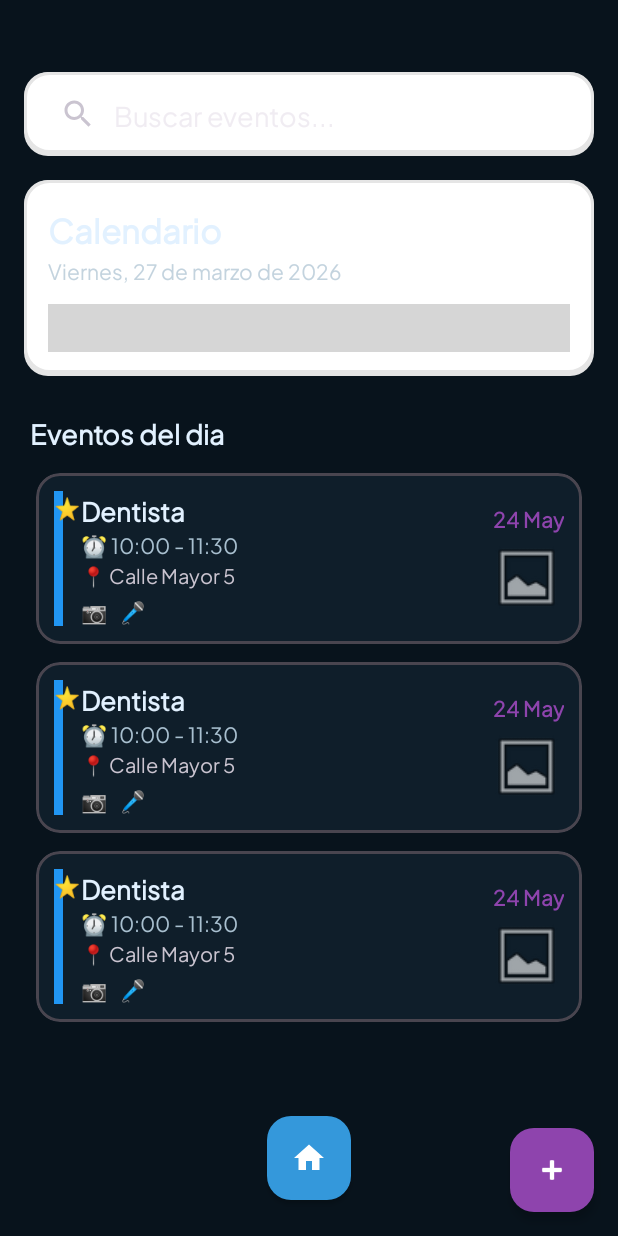
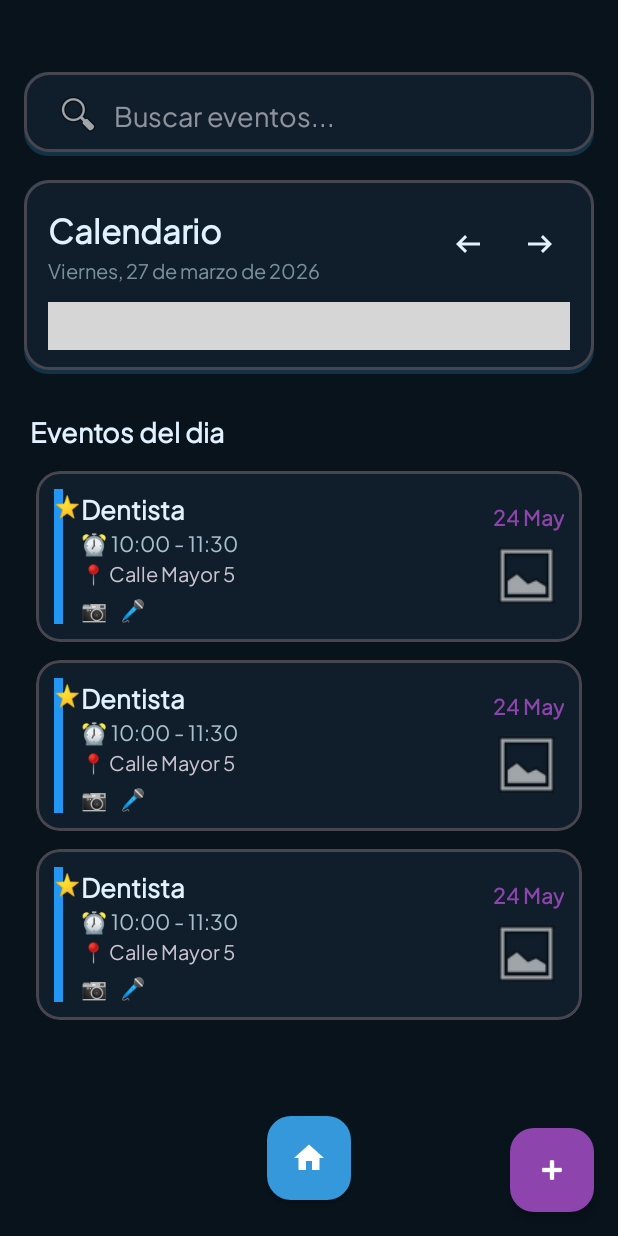
Before and after one commit to Rabenn/DiaCero, an Android app: the layout fragment_calendario.xml on its own in the app's theme, with its tools: preview values and no code run, on a phone screen of 412 x 824 dp. Run offline under Robolectric (Android 15) with nearby library versions, the phone set to English and light mode, and no system bars; plain views replace MaterialCalendarView; grey boxes are pictures that could not be loaded.

Commit message:
FEAT: EModo oscuro de calendario y eventos mejorados

```diff
--- a/app/src/main/java/com/unaiIgorRuben/diacero/ui/calendario/CalendarioFragment.kt
+++ b/app/src/main/java/com/unaiIgorRuben/diacero/ui/calendario/CalendarioFragment.kt
@@ -113,25 +113,37 @@ class CalendarioFragment : Fragment() {
     /**
      * Configura el aspecto visual del calendario siguiendo la línea de Duolingo
      */
+    /**
+     * Configura el aspecto visual del calendario siguiendo la línea de Duolingo
+     */
     private fun setupCalendarVisuals() {
         binding.calendarView.apply {
-            // 1. Tipografía: Usar el estilo definido con brand_font y números grandes
+            // 1. Tipografía Duolingo
             setDateTextAppearance(R.style.DuoCalendarNumbers)
             setWeekDayTextAppearance(R.style.DuoCalendarNumbers)
-            setHeaderTextAppearance(R.style.DuoCalendarNumbers)
 
-            // 2. Colores de marca
-            selectionColor = ContextCompat.getColor(requireContext(), R.color.brand_purple)
+            // USO DE MÉTODOS (set...) para evitar errores de compilación
+            setTopbarVisible(false)
 
-            // 3. Espaciado y visibilidad (más aire para que parezca un Dashboard)
+            // 2. Otros ajustes
+            // Usamos setSelectionColor en lugar de la propiedad directa
+            setSelectionColor(ContextCompat.getColor(requireContext(), R.color.brand_purple))
+
             setTileHeightDp(52)
             showOtherDates = MaterialCalendarView.SHOW_ALL
+        }
 
-            // 4. Flechas personalizadas (opcional, si tienes los iconos)
-            setLeftArrow(R.drawable.ic_arrow_left)
-            setRightArrow(R.drawable.ic_arrow_right)
+        // 3. Botones manuales
+        // Si estos siguen en ROJO, ve al Paso 2
+        binding.btnCalendarPrev.setOnClickListener {
+            binding.calendarView.goToPrevious()
+        }
+
+        binding.btnCalendarNext.setOnClickListener {
+            binding.calendarView.goToNext()
         }
     }
+
 
     private fun setupSearchView() {
         binding.searchViewEventos.setOnQueryTextListener(object : SearchView.OnQueryTextListener {
--- a/app/src/main/res/drawable/bg_duo_card.xml
+++ b/app/src/main/res/drawable/bg_duo_card.xml
@@ -1,18 +1,21 @@
 <?xml version="1.0" encoding="utf-8"?>
 <layer-list xmlns:android="http://schemas.android.com/apk/res/android">
-    <!-- El "borde" o profundidad inferior de 2px -->
+    <!-- El "borde" o profundidad inferior -->
     <item>
         <shape android:shape="rectangle">
             <corners android:radius="16dp" />
-            <solid android:color="#E5E5E5" />
+            <!-- Usa el color de variante de superficie del tema (gris oscuro en noche) -->
+            <solid android:color="?attr/colorSurfaceVariant" />
         </shape>
     </item>
-    <!-- El fondo blanco principal, desplazado 2px hacia arriba para crear el efecto -->
-    <item android:bottom="2dp">
+
+    <!-- El fondo principal -->
+    <item android:bottom="3dp">
         <shape android:shape="rectangle">
             <corners android:radius="16dp" />
-            <solid android:color="#FFFFFF" />
-            <stroke android:width="2dp" android:color="#E5E5E5" />
+            <!-- Usa colorSurface para que sea blanco en día y gris casi negro en noche -->
+            <solid android:color="?attr/colorSurface" />
+            <stroke android:width="2dp" android:color="?attr/colorOutlineVariant" />
         </shape>
     </item>
 </layer-list>
--- /dev/null
+++ b/app/src/main/res/drawable/ic_search.xml
@@ -0,0 +1,10 @@
+<vector xmlns:android="http://schemas.android.com/apk/res/android"
+    android:width="24dp"
+    android:height="24dp"
+    android:viewportWidth="24"
+    android:viewportHeight="24"
+    android:tint="?attr/colorControlNormal">
+    <path
+        android:fillColor="@android:color/white"
+        android:pathData="M15.5,14h-0.79l-0.28,-0.27C15.41,12.59 16,11.11 16,9.5 16,5.91 13.09,3 9.5,3S3,5.91 3,9.5 5.91,16 9.5,16c1.61,0 3.09,-0.59 4.23,-1.57l0.27,0.28v0.79l5,4.99L20.49,19l-4.99,-5zM9.5,14C7.01,14 5,11.99 5,9.5S7.01,5 9.5,5 14,7.01 14,9.5 11.99,14 9.5,14z"/>
+</vector>
--- a/app/src/main/res/layout/fragment_calendario.xml
+++ b/app/src/main/res/layout/fragment_calendario.xml
@@ -36,7 +36,8 @@
                     android:layout_weight="1"
                     app:iconifiedByDefault="false"
                     app:queryBackground="@android:color/transparent"
-                    app:queryHint="@string/buscar_eventos" />
+                    app:queryHint="@string/buscar_eventos"
+                    app:searchIcon="@android:drawable/ic_menu_search" />
 
                 <Spinner
                     android:id="@+id/spinnerTipoFiltro"
@@ -49,7 +50,7 @@
             </LinearLayout>
         </FrameLayout>
 
-        <!-- 2. Card del Calendario con bordes sólidos de 2px -->
+        <!-- 2. Card del Calendario -->
         <LinearLayout
             android:id="@+id/cardCalendarioContainer"
             android:layout_width="match_parent"
@@ -57,6 +58,17 @@
             android:background="@drawable/bg_duo_card"
             android:orientation="vertical"
             android:padding="16dp">
+
+            <RelativeLayout
+                android:layout_width="match_parent"
+                android:layout_height="wrap_content">
+
+                <LinearLayout
+                    android:layout_width="wrap_content"
+                    android:layout_height="wrap_content"
+                    android:layout_alignParentStart="true"
+                    android:orientation="vertical"
+                    android:layout_toStartOf="@+id/layoutArrows">
 
                     <TextView
                         android:id="@+id/tvTituloCalendario"
@@ -75,9 +87,39 @@
                         android:layout_marginTop="2dp"
                         android:fontFamily="@font/brand_font"
                         android:textColor="?attr/colorOnSurfaceVariant"
-                android:textSize="14sp"
+                        android:textSize="13sp"
                         android:alpha="0.7"
                         tools:text="Viernes, 27 de marzo de 2026" />
+                </LinearLayout>
+
+                <LinearLayout
+                    android:id="@+id/layoutArrows"
+                    android:layout_width="wrap_content"
+                    android:layout_height="wrap_content"
+                    android:layout_alignParentEnd="true"
+                    android:layout_centerVertical="true"
+                    android:orientation="horizontal">
+
+                    <ImageView
+                        android:id="@+id/btnCalendarPrev"
+                        android:layout_width="40dp"
+                        android:layout_height="40dp"
+                        android:background="?attr/selectableItemBackgroundBorderless"
+                        android:padding="8dp"
+                        android:src="@drawable/ic_arrow_left"
+                        app:tint="?attr/colorOnSurface" />
+
+                    <ImageView
+                        android:id="@+id/btnCalendarNext"
+                        android:layout_width="40dp"
+                        android:layout_height="40dp"
+                        android:layout_marginStart="8dp"
+                        android:background="?attr/selectableItemBackgroundBorderless"
+                        android:padding="8dp"
+                        android:src="@drawable/ic_arrow_right"
+                        app:tint="?attr/colorOnSurface" />
+                </LinearLayout>
+            </RelativeLayout>
 
             <com.prolificinteractive.materialcalendarview.MaterialCalendarView
                 android:id="@+id/calendarView"
@@ -86,9 +128,10 @@
                 android:layout_marginTop="12dp"
                 app:mcv_showOtherDates="all"
                 app:mcv_selectionColor="@color/brand_purple" />
+
         </LinearLayout>
 
-        <!-- 3. Título de Eventos (Sección plana) -->
+        <!-- 3. Título de Eventos -->
         <TextView
             android:id="@+id/tvEventosDelDia"
             android:layout_width="match_parent"
@@ -101,7 +144,6 @@
             android:textSize="18sp"
             android:textStyle="bold" />
 
-        <!-- 4. Lista de eventos -->
         <androidx.recyclerview.widget.RecyclerView
             android:id="@+id/rvEventos"
             android:layout_width="match_parent"
@@ -115,7 +157,6 @@
 
     </LinearLayout>
 
-    <!-- Botones Flotantes estilo Duolingo (Elevation reducida para parecer planos) -->
     <com.google.android.material.floatingactionbutton.FloatingActionButton
         android:id="@+id/fabIrCasa"
         android:layout_width="wrap_content"
@@ -126,6 +167,7 @@
         android:src="@drawable/ic_home"
         app:backgroundTint="@color/brand_blue"
         app:elevation="2dp"
+        app:pressedTranslationZ="0dp"
         app:fabSize="mini"
         app:tint="@android:color/white" />
 
@@ -139,6 +181,7 @@
         android:src="@android:drawable/ic_input_add"
         app:backgroundTint="@color/brand_purple"
         app:elevation="4dp"
+        app:pressedTranslationZ="0dp"
         app:tint="@android:color/white" />
 
 </androidx.coordinatorlayout.widget.CoordinatorLayout>
```
Lines whose indentation alone changed are shown as unchanged.
